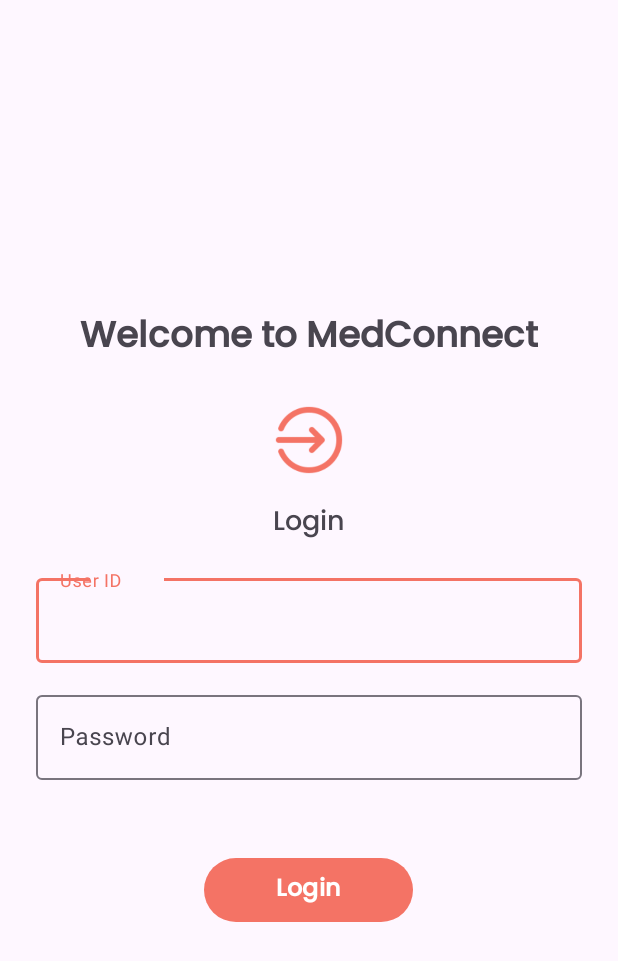
After one commit to varunvjha/MedConnect, an Android app: the LoginActivity screen opened directly, with no data from a screen before it, on a phone screen of 412 x 824 dp. The commit adds this screen. Shown: the top 961 px of the screen. Run offline under Robolectric (Android 15) with nearby library versions, the phone set to English and light mode, and no system bars.

Commit message:
Login Page UI Completed

```diff
--- a/app/build.gradle
+++ b/app/build.gradle
@@ -30,6 +30,9 @@ android {
     kotlinOptions {
         jvmTarget = '1.8'
     }
+    buildFeatures {
+        viewBinding true
+    }
 }
 
 dependencies {
--- a/app/src/main/AndroidManifest.xml
+++ b/app/src/main/AndroidManifest.xml
@@ -1,6 +1,6 @@
 <?xml version="1.0" encoding="utf-8"?>
 <manifest xmlns:android="http://schemas.android.com/apk/res/android"
-    xmlns:tools="http://schemas.android.com/tools">
+    xmlns:tools="http://schemas.android.com/tools" >
 
     <application
         android:allowBackup="true"
@@ -11,10 +11,13 @@
         android:roundIcon="@mipmap/ic_launcher_round"
         android:supportsRtl="true"
         android:theme="@style/Theme.MedConnect"
-        tools:targetApi="31">
+        tools:targetApi="31" >
+        <activity
+            android:name=".LoginActivity"
+            android:exported="false" />
         <activity
             android:name=".SplashActivity"
-            android:exported="true">
+            android:exported="true" >
             <intent-filter>
                 <action android:name="android.intent.action.MAIN" />
 
@@ -23,8 +26,7 @@
         </activity>
         <activity
             android:name=".MainActivity"
-            android:exported="false">
-        </activity>
+            android:exported="false" />
     </application>
 
 </manifest>
--- /dev/null
+++ b/app/src/main/java/com/flavumhealth/medconnect/LoginActivity.kt
@@ -0,0 +1,11 @@
+package com.flavumhealth.medconnect
+
+import androidx.appcompat.app.AppCompatActivity
+import android.os.Bundle
+
+class LoginActivity : AppCompatActivity() {
+    override fun onCreate(savedInstanceState: Bundle?) {
+        super.onCreate(savedInstanceState)
+        setContentView(R.layout.activity_login)
+    }
+}
--- a/app/src/main/java/com/flavumhealth/medconnect/SplashActivity.kt
+++ b/app/src/main/java/com/flavumhealth/medconnect/SplashActivity.kt
@@ -1,11 +1,85 @@
 package com.flavumhealth.medconnect
 
+import android.content.Intent
+import android.graphics.Color
+import android.os.Build
+import android.os.Bundle
+import android.view.View
+import android.view.WindowManager
+import android.widget.Toast
 import androidx.appcompat.app.AppCompatActivity
-import android.os.Bundle
 
 class SplashActivity : AppCompatActivity() {
     override fun onCreate(savedInstanceState: Bundle?) {
         super.onCreate(savedInstanceState)
         setContentView(R.layout.activity_splash)
+        if (Build.VERSION.SDK_INT >= Build.VERSION_CODES.R) {
+            window.setDecorFitsSystemWindows(false)
+            window.statusBarColor = Color.TRANSPARENT
+            window.navigationBarColor = Color.TRANSPARENT
+        } else
+            window.setFlags(
+                WindowManager.LayoutParams.FLAG_FULLSCREEN,
+                WindowManager.LayoutParams.FLAG_FULLSCREEN
+            )
+    }
+
+    fun runApp() {
+//        if (isInternetConnected(this@SplashScreenActivity)) {
+//            val background: Thread = object : Thread() {
+//                override fun run() {
+//                    try {
+//                        sleep(1000)
+//                        val isLoggedIn =
+//                            sharedPreferenceManager.get(IS_LOGGED_IN_V2, Constants.N) as String
+//                        val hasGivenDataOnSignup =
+//                            sharedPreferenceManager.get(USER_DATA_UPDATED, Constants.N) as String
+//                        println("isLoggedIn : $isLoggedIn")
+//                        println("hasGivenDataOnSignup : $hasGivenDataOnSignup")
+//                        if (isLoggedIn.equals(Y, ignoreCase = true)) {
+//                            HelperMethods.isSessionValid(this@SplashScreenActivity) { response ->
+//                                val type: String =
+//                                    if (response.has(TYPE)) response.getString(TYPE) else BLANK
+//                                if (type.equals("danger", ignoreCase = true)) {
+//                                    Toast.makeText(
+//                                        this@SplashScreenActivity,
+//                                        "Your session has expired. Please login again.",
+//                                        Toast.LENGTH_LONG
+//                                    ).show()
+//                                    clearAnyData(true)
+//                                } else {
+//                                    if (hasGivenDataOnSignup.equals(Y, ignoreCase = true)) {
+//                                        //Going to dashboard
+//                                        val i =
+//                                            Intent(baseContext, MainActivity::class.java)
+//                                        i.flags =
+//                                            Intent.FLAG_ACTIVITY_NEW_TASK or Intent.FLAG_ACTIVITY_CLEAR_TASK
+//                                        startActivity(i)
+//                                    } else {
+//                                        //Going to edit/add info screen
+//                                        val i =
+//                                            Intent(baseContext, UserInfoActivity::class.java)
+//                                        i.flags =
+//                                            Intent.FLAG_ACTIVITY_NEW_TASK or Intent.FLAG_ACTIVITY_CLEAR_TASK
+//                                        startActivity(i)
+//                                    }
+//                                }
+//                            }
+//                        } else {
+//                            //Going to login screen
+//                            clearAnyData(false)
+//                        }
+//                    } catch (e: Exception) {
+//                        e.printStackTrace()
+//                    }
+//                }
+//            }
+//            background.start()
+//        } else {
+//            Toast.makeText(this@SplashScreenActivity, "Internet not connected.", Toast.LENGTH_LONG)
+//                .show()
+//            retry.setVisibility(View.VISIBLE)
+//            gif_relative_layout.setVisibility(View.GONE)
+//        }
     }
 }
--- /dev/null
+++ b/app/src/main/res/font/font_medium.xml
@@ -0,0 +1,7 @@
+<?xml version="1.0" encoding="utf-8"?>
+<font-family xmlns:app="http://schemas.android.com/apk/res-auto">
+    <font
+        app:fontStyle="normal"
+        app:fontWeight="600"
+        app:font="@font/poppins_medium" />
+</font-family>
--- /dev/null
+++ b/app/src/main/res/layout/activity_login.xml
@@ -0,0 +1,93 @@
+<?xml version="1.0" encoding="utf-8"?>
+<RelativeLayout xmlns:android="http://schemas.android.com/apk/res/android"
+    xmlns:tools="http://schemas.android.com/tools"
+    android:layout_width="match_parent"
+    android:layout_height="match_parent"
+    xmlns:app="http://schemas.android.com/apk/res-auto"
+    tools:context=".LoginActivity"
+    android:orientation="vertical"
+    android:gravity="center_vertical">
+
+    <TextView
+        android:id="@+id/welcome_text"
+        android:layout_width="wrap_content"
+        android:layout_height="wrap_content"
+        android:text="Welcome to MedConnect"
+        android:textSize="24sp"
+        android:fontFamily="@font/font_medium"
+        android:layout_centerHorizontal="true"
+        android:textFontWeight="800"
+        android:textStyle="bold"
+        />
+
+    <ImageView
+        android:id="@+id/login_image"
+        android:layout_width="48dp"
+        android:layout_height="48dp"
+        android:layout_centerHorizontal="true"
+        android:src="@drawable/login"
+        android:layout_marginTop="24dp"
+        android:layout_below="@id/welcome_text"/>
+
+    <TextView
+        android:id="@+id/login_text"
+        android:layout_width="wrap_content"
+        android:layout_height="wrap_content"
+        android:text="Login"
+        android:layout_marginTop="16dp"
+        android:layout_below="@id/login_image"
+        android:textSize="18sp"
+        android:fontFamily="@font/font_medium"
+        android:layout_centerHorizontal="true"
+        />
+
+    <com.google.android.material.textfield.TextInputLayout
+        android:id="@+id/user_id_input_layout"
+        android:layout_width="match_parent"
+        android:layout_height="wrap_content"
+        android:layout_below="@id/login_text"
+        android:layout_marginTop="16dp">
+
+        <com.google.android.material.textfield.TextInputEditText
+            android:id="@+id/user_id_edit_text"
+            android:layout_width="match_parent"
+            android:layout_height="wrap_content"
+            android:layout_marginHorizontal="24dp"
+            android:hint="@string/user_id"
+            />
+
+    </com.google.android.material.textfield.TextInputLayout>
+
+    <com.google.android.material.textfield.TextInputLayout
+        android:id="@+id/password_input_layout"
+        android:layout_width="match_parent"
+        android:layout_height="wrap_content"
+        android:layout_below="@id/user_id_input_layout"
+        android:layout_marginTop="16dp">
+
+        <com.google.android.material.textfield.TextInputEditText
+            android:id="@+id/password_edit_text"
+            android:layout_width="match_parent"
+            android:layout_height="wrap_content"
+            android:layout_marginHorizontal="24dp"
+            android:inputType="textPassword"
+            android:hint="@string/password"
+            />
+
+    </com.google.android.material.textfield.TextInputLayout>
+
+    <com.google.android.material.button.MaterialButton
+        android:id="@+id/login_button"
+        android:layout_width="wrap_content"
+        android:layout_height="wrap_content"
+        android:layout_below="@id/password_input_layout"
+        android:layout_centerHorizontal="true"
+        android:text="@string/login"
+        android:fontFamily="@font/poppins_medium"
+        android:layout_marginTop="48dp"
+        android:textSize="16sp"
+        android:textStyle="bold"
+        android:paddingHorizontal="48dp"
+        android:paddingVertical="8dp"/>
+
+</RelativeLayout>
--- a/app/src/main/res/layout/activity_splash.xml
+++ b/app/src/main/res/layout/activity_splash.xml
@@ -11,7 +11,7 @@
         android:layout_width="wrap_content"
         android:layout_height="wrap_content"
         android:text="MedConnect"
-        android:fontFamily="@font/font_family"
+        android:fontFamily="@font/font_medium"
         app:layout_constraintLeft_toLeftOf="parent"
         app:layout_constraintRight_toRightOf="parent"
         app:layout_constraintTop_toTopOf="parent"
--- a/app/src/main/res/values-night/themes.xml
+++ /dev/null
@@ -1,7 +0,0 @@
-<resources xmlns:tools="http://schemas.android.com/tools">
-    <!-- Base application theme. -->
-    <style name="Base.Theme.MedConnect" parent="Theme.Material3.DayNight.NoActionBar">
-        <!-- Customize your dark theme here. -->
-        <!-- <item name="colorPrimary">@color/my_dark_primary</item> -->
-    </style>
-</resources>
--- a/app/src/main/res/values/colors.xml
+++ b/app/src/main/res/values/colors.xml
@@ -2,4 +2,5 @@
 <resources>
     <color name="black">#FF000000</color>
     <color name="white">#FFFFFFFF</color>
+    <color name="colorPrimary">#F47365</color>
 </resources>
--- a/app/src/main/res/values/strings.xml
+++ b/app/src/main/res/values/strings.xml
@@ -1,3 +1,6 @@
 <resources>
     <string name="app_name">MedConnect</string>
+    <string name="user_id">User ID</string>
+    <string name="password">Password</string>
+    <string name="login">Login</string>
 </resources>
--- a/app/src/main/res/values/themes.xml
+++ b/app/src/main/res/values/themes.xml
@@ -2,7 +2,7 @@
     <!-- Base application theme. -->
     <style name="Base.Theme.MedConnect" parent="Theme.Material3.DayNight.NoActionBar">
         <!-- Customize your light theme here. -->
-        <!-- <item name="colorPrimary">@color/my_light_primary</item> -->
+         <item name="colorPrimary">@color/colorPrimary</item>
     </style>
 
     <style name="Theme.MedConnect" parent="Base.Theme.MedConnect" />
```
Also changed, not shown: app/src/main/res/drawable/login.png (added), app/src/main/res/font/font_regular.xml (renamed from app/src/main/res/font/font_family.xml), app/src/main/res/font/poppins_medium.ttf (added).
